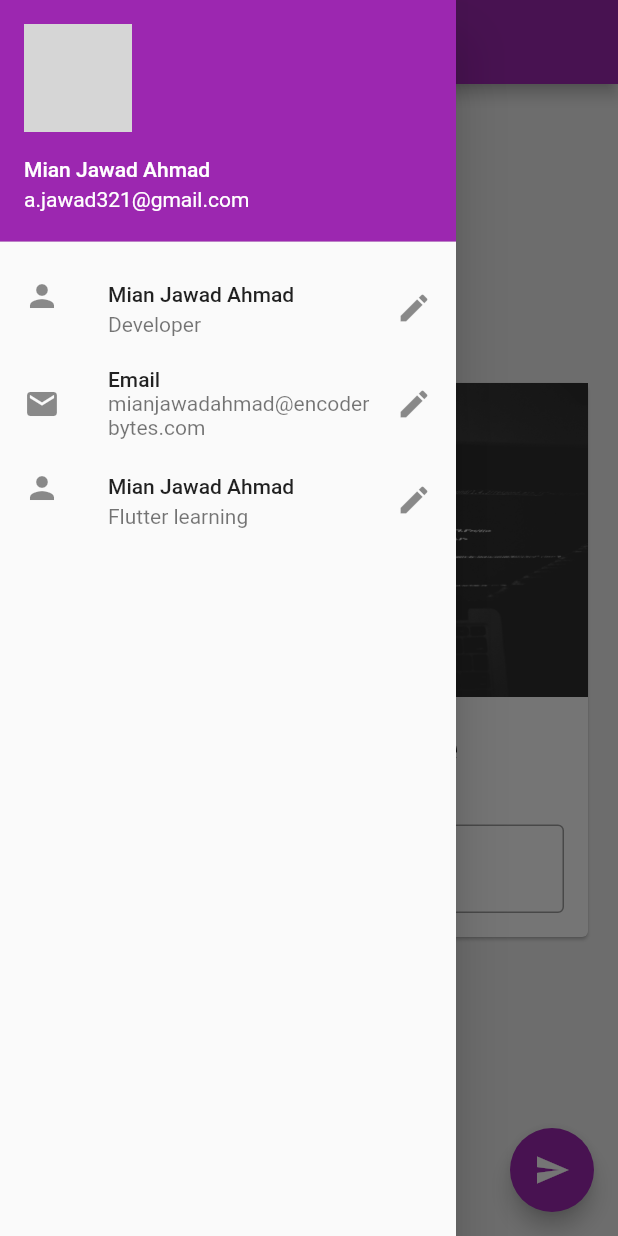
After one commit to MianJawadAhmad/flutterfirstapp, a Flutter app: the screen it shows after launch, with the side drawer open, on a phone screen of 412 x 824 dp. The commit adds this screen. Run offline on Flutter 3.47's test engine with Material 2 defaults, Android fonts, the phone set to English and light mode, and no system bars; network calls fail; grey boxes are pictures that could not be loaded.

Commit message:
Code Org

```diff
--- /dev/null
+++ b/lib/drawer.dart
@@ -0,0 +1,43 @@
+import 'package:flutter/material.dart';
+
+
+class MyDrawer extends StatelessWidget {
+  const
+MyDrawer({ Key? key }) : super(key: key);
+
+  @override
+  Widget build(BuildContext context) {
+    return Drawer(
+        child: ListView(
+          padding: const EdgeInsets.all(0),
+          children: [
+            UserAccountsDrawerHeader(
+                accountName: Text('Mian Jawad Ahmad'),
+                accountEmail: Text('a.jawad321@gmail.com'),
+                currentAccountPicture: CircleAvatar(
+                    backgroundImage: NetworkImage(
+                        'https://miro.medium.com/fit/c/344/344/1*fRAdaj62YuIAqF9Q7LBxvA@2x.jpeg'))),
+            ListTile(
+              leading: Icon(Icons.person),
+              title: Text("Mian Jawad Ahmad"),
+              subtitle: Text("Developer"),
+              trailing: Icon(Icons.edit),
+              onTap: () {},
+            ),
+            ListTile(
+              leading: Icon(Icons.email),
+              title: Text("Email"),
+              subtitle: Text("mianjawadahmad@encoderbytes.com"),
+              trailing: Icon(Icons.edit),
+            ),
+            ListTile(
+              leading: Icon(Icons.person),
+              title: Text("Mian Jawad Ahmad"),
+              subtitle: Text("Flutter learning"),
+              trailing: Icon(Icons.edit),
+            ),
+          ],
+        ),
+      );
+  }
+}
--- /dev/null
+++ b/lib/name_card_widget.dart
@@ -0,0 +1,46 @@
+import 'package:flutter/material.dart';
+
+class NameCardWidget extends StatelessWidget {
+  const NameCardWidget({
+    Key? key,
+    required this.myText,
+    required TextEditingController nameController,
+  }) : _nameController = nameController, super(key: key);
+
+  final String myText;
+  final TextEditingController _nameController;
+
+  @override
+  Widget build(BuildContext context) {
+    return Card(
+      child: Column(
+        children: [
+          Image.asset(
+            "assets/bg.jpg",
+          ),
+          SizedBox(
+            height: 20,
+          ),
+          Text(
+            myText,
+            style: TextStyle(fontSize: 25, fontWeight: FontWeight.bold),
+          ),
+          SizedBox(
+            height: 20,
+          ),
+          Padding(
+            padding: const EdgeInsets.all(16.0),
+            child: TextField(
+              controller: _nameController,
+              decoration: InputDecoration(
+                border: OutlineInputBorder(),
+                hintText: "Enter some Text",
+                labelText: "Name",
+              ),
+            ),
+          )
+        ],
+      ),
+    );
+  }
+}
--- /dev/null
+++ b/lib/pages/home_page.dart
@@ -0,0 +1,52 @@
+import 'package:flutter/material.dart';
+import 'package:flutterfirstapp/drawer.dart';
+import 'package:flutterfirstapp/name_card_widget.dart';
+
+
+class HomePage extends StatefulWidget {
+  @override
+  State<HomePage> createState() => _HomePageState();
+}
+
+class _HomePageState extends State<HomePage> {
+
+  var myText = "Change My Name";
+  TextEditingController _nameController = TextEditingController();
+
+  @override
+  void initState(){
+    super.initState();
+  }
+
+  @override
+  void dispose() {
+    super.dispose();
+  }
+
+
+
+  @override
+  Widget build(BuildContext context) {
+    return Scaffold(
+      backgroundColor: Colors.grey[200],
+      appBar: AppBar(
+        title: Text("First App"),
+      ),
+      body: Center(
+          child: Padding(
+        padding: const EdgeInsets.all(16.0),
+        child: SingleChildScrollView(
+          child: NameCardWidget(myText: myText, nameController: _nameController),
+        ),
+      )),
+      drawer: MyDrawer(),
+      floatingActionButton: FloatingActionButton(
+        onPressed: () {
+          myText = _nameController.text;
+          setState(() {});
+        },
+        child: Icon(Icons.send),
+      ),
+    );
+  }
+}
```
Also changed, not shown: lib/main.dart (+12 -100 lines), 1 other file.
